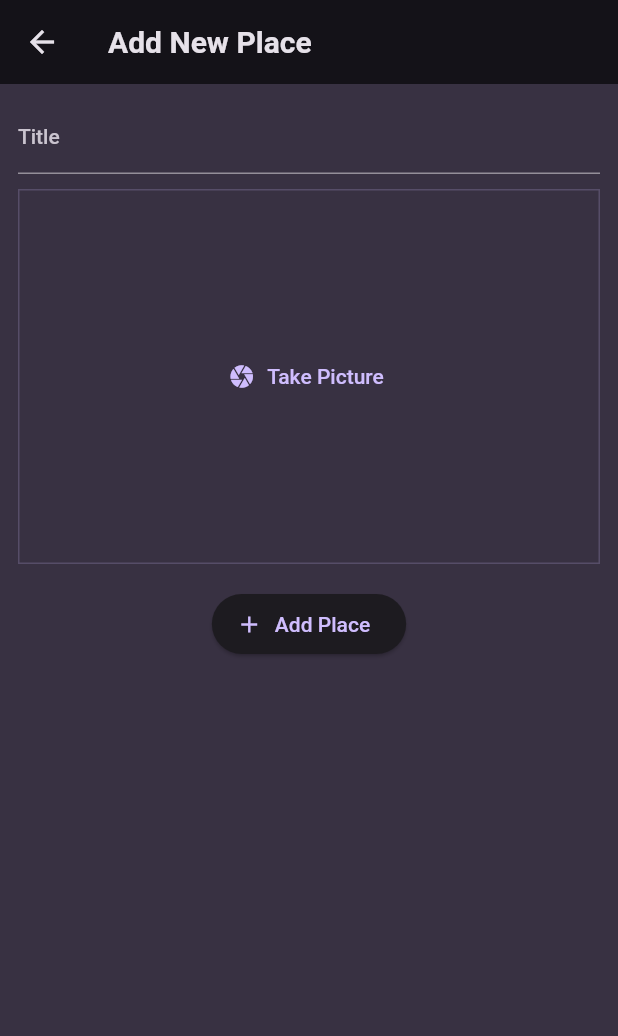
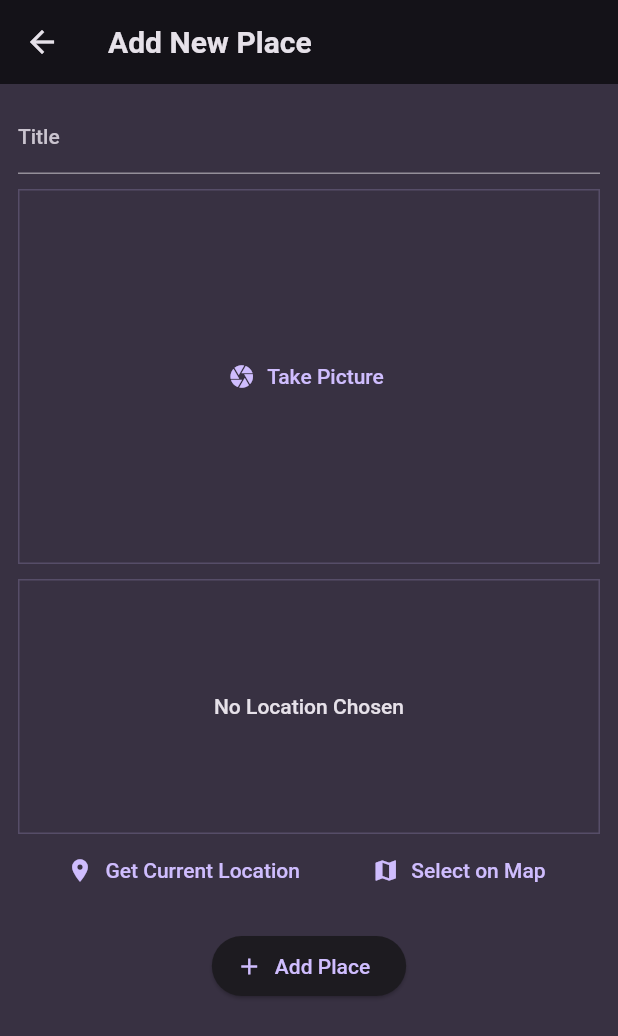
Before and after one commit to rjk51/Places.it, a Flutter app: the AddPlaceScreen screen opened directly, on a phone screen of 412 x 824 dp. Shown: the top 1036 px of the screen. Run offline on Flutter 3.47's test engine with Material 2 defaults, Android fonts, the light colour scheme and no system bars; our stand-ins replace flutter_riverpod, google_fonts, image_picker, location.

Commit message:
Added google maps api to add location

```diff
--- a/places_it/lib/models/place.dart
+++ b/places_it/lib/models/place.dart
@@ -4,13 +4,27 @@ import 'package:uuid/uuid.dart';
 
 const uuid = Uuid();
 
+class PlaceLocation{
+  PlaceLocation({
+    required this.latitude,
+    required this.longitude,
+    required this.address,
+  });
+
+  final double latitude;
+  final double longitude;
+  final String address;
+}
+
 class Place{
   Place({
     required this.title,
     required this.image,
+    required this.location,
     }) : id = uuid.v4();
 
   final String id;
   final String title;
   final File image;
+  final PlaceLocation location;
 }
--- a/places_it/lib/providers/user_places.dart
+++ b/places_it/lib/providers/user_places.dart
@@ -6,8 +6,8 @@ import 'package:places_it/models/place.dart';
 class UserPLacesNotfier extends StateNotifier<List<Place>> {
   UserPLacesNotfier() : super(const []);
 
-  void addPlace(String title, File image) {
-    final newPlace = Place(title: title,image: image);
+  void addPlace(String title, File image, PlaceLocation location) {
+    final newPlace = Place(title: title,image: image,location: location);
     state = [newPlace, ...state];
   }
 }
--- a/places_it/lib/screens/add_place.dart
+++ b/places_it/lib/screens/add_place.dart
@@ -1,8 +1,10 @@
 import 'dart:io';
 import 'package:flutter/material.dart';
 import 'package:flutter_riverpod/flutter_riverpod.dart';
+import 'package:places_it/models/place.dart';
 import 'package:places_it/providers/user_places.dart';
 import 'package:places_it/widgets/image_input.dart';
+import 'package:places_it/widgets/location_input.dart';
 
 class AddPlaceScreen extends ConsumerStatefulWidget {
   const AddPlaceScreen({super.key});
@@ -16,13 +18,14 @@ class AddPlaceScreen extends ConsumerStatefulWidget {
 class _AddPlaceScreenState extends ConsumerState<AddPlaceScreen> {
   final _titleController = TextEditingController();
   File? _selectedImage;
+  PlaceLocation? _selectedLocation;
 
   void _savePlace() {
     final enteredText = _titleController.text;
-    if (enteredText.isEmpty || _selectedImage == null) {
+    if (enteredText.isEmpty || _selectedImage == null || _selectedLocation == null) {
       return;
     }
-    ref.read(userPlacesProvider.notifier).addPlace(enteredText, _selectedImage!);
+    ref.read(userPlacesProvider.notifier).addPlace(enteredText, _selectedImage!, _selectedLocation!);
 
     Navigator.of(context).pop();
   }
@@ -56,6 +59,12 @@ class _AddPlaceScreenState extends ConsumerState<AddPlaceScreen> {
                 _selectedImage = image;
               },
             ),
+            const SizedBox(height: 10),
+            LocationInput(
+              onselectLocation: (Location) {
+                _selectedLocation = Location;
+              }
+            ),
             const SizedBox(height: 16),
             ElevatedButton.icon(
               onPressed: _savePlace,
--- /dev/null
+++ b/places_it/lib/widgets/location_input.dart
@@ -0,0 +1,143 @@
+import 'dart:convert';
+
+import 'package:flutter/material.dart';
+import 'package:location/location.dart';
+import 'package:http/http.dart' as http;
+import 'package:places_it/models/place.dart';
+
+class LocationInput extends StatefulWidget {
+  const LocationInput({
+    super.key,
+    required this.onselectLocation,
+  });
+
+  final void Function(PlaceLocation location) onselectLocation;
+
+  @override
+  State<LocationInput> createState() => _LocationInputState();
+}
+
+class _LocationInputState extends State<LocationInput> {
+  PlaceLocation? _pickedLocation;
+  var _isGettingLocation = false;
+
+  String get _locationImage {
+    if (_pickedLocation == null) {
+      return 'No Location Chosen';
+    }
+
+    final lat = _pickedLocation!.latitude;
+    final lng = _pickedLocation!.longitude;
+
+    return 'https://maps.googleapis.com/maps/api/staticmap?center=$lat,$lng=&zoom=16&size=600x300&maptype=roadmap&markers=color:blue%7Clabel:A%7C$lat,$lng&key=AIzaSyCodeUHXP-cV1DMoAUWkGeR2Wy6-4CMWlY';
+  }
+
+  void _getCurrentLocation() async {
+    Location location = Location();
+
+    bool serviceEnabled;
+    PermissionStatus permissionGranted;
+    LocationData locationData;
+
+    serviceEnabled = await location.serviceEnabled();
+    if (!serviceEnabled) {
+      serviceEnabled = await location.requestService();
+      if (!serviceEnabled) {
+        return;
+      }
+    }
+
+    permissionGranted = await location.hasPermission();
+    if (permissionGranted == PermissionStatus.denied) {
+      permissionGranted = await location.requestPermission();
+      if (permissionGranted != PermissionStatus.granted) {
+        return;
+      }
+    }
+
+    setState(() {
+      _isGettingLocation = true;
+    });
+
+    locationData = await location.getLocation();
+    final lat = locationData.latitude;
+    final lng = locationData.longitude;
+
+    if (lat == null || lng == null) {
+      return;
+    }
+
+    final url = Uri.parse(
+        'https://maps.googleapis.com/maps/api/geocode/json?latlng=$lat,$lng&key=AIzaSyCodeUHXP-cV1DMoAUWkGeR2Wy6-4CMWlY');
+    final response = await http.get(url);
+    final resData = json.decode(response.body);
+    final address = resData['results'][0]['formatted_address'];
+
+    setState(() {
+      _pickedLocation = PlaceLocation(
+        latitude: lat,
+        longitude: lng,
+        address: address,
+      );
+      _isGettingLocation = false;
+    });
+
+    widget.onselectLocation(_pickedLocation!);
+  }
+
+  @override
+  Widget build(BuildContext context) {
+    Widget previewContent = Text(
+      'No Location Chosen',
+      textAlign: TextAlign.center,
+      style: Theme.of(context).textTheme.bodyLarge!.copyWith(
+            color: Theme.of(context).colorScheme.onBackground,
+          ),
+    );
+
+    if (_pickedLocation != null) {
+      previewContent = Image.network(
+        _locationImage,
+        fit: BoxFit.cover,
+        width: double.infinity,
+        height: double.infinity,
+      );
+    }
+
+    if (_isGettingLocation == true) {
+      previewContent = const CircularProgressIndicator();
+    }
+
+    return Column(
+      children: [
+        Container(
+          height: 170,
+          width: double.infinity,
+          alignment: Alignment.center,
+          decoration: BoxDecoration(
+            border: Border.all(
+              color: Theme.of(context).colorScheme.primary.withOpacity(0.2),
+              width: 1,
+            ),
+          ),
+          child: previewContent,
+        ),
+        Row(
+          mainAxisAlignment: MainAxisAlignment.spaceEvenly,
+          children: [
+            TextButton.icon(
+              onPressed: _getCurrentLocation,
+              icon: const Icon(Icons.location_on),
+              label: const Text('Get Current Location'),
+            ),
+            TextButton.icon(
+              onPressed: () {},
+              icon: const Icon(Icons.map),
+              label: const Text('Select on Map'),
+            ),
+          ],
+        ),
+      ],
+    );
+  }
+}
--- a/places_it/pubspec.yaml
+++ b/places_it/pubspec.yaml
@@ -39,6 +39,8 @@ dependencies:
   uuid: ^3.0.7
   flutter_riverpod: ^2.3.6
   image_picker: ^1.0.0
+  location: ^5.0.0
+  http: ^1.1.0
 
 dev_dependencies:
   flutter_test:
```
Also changed, not shown: places_it/pubspec.lock, 2 other files.
